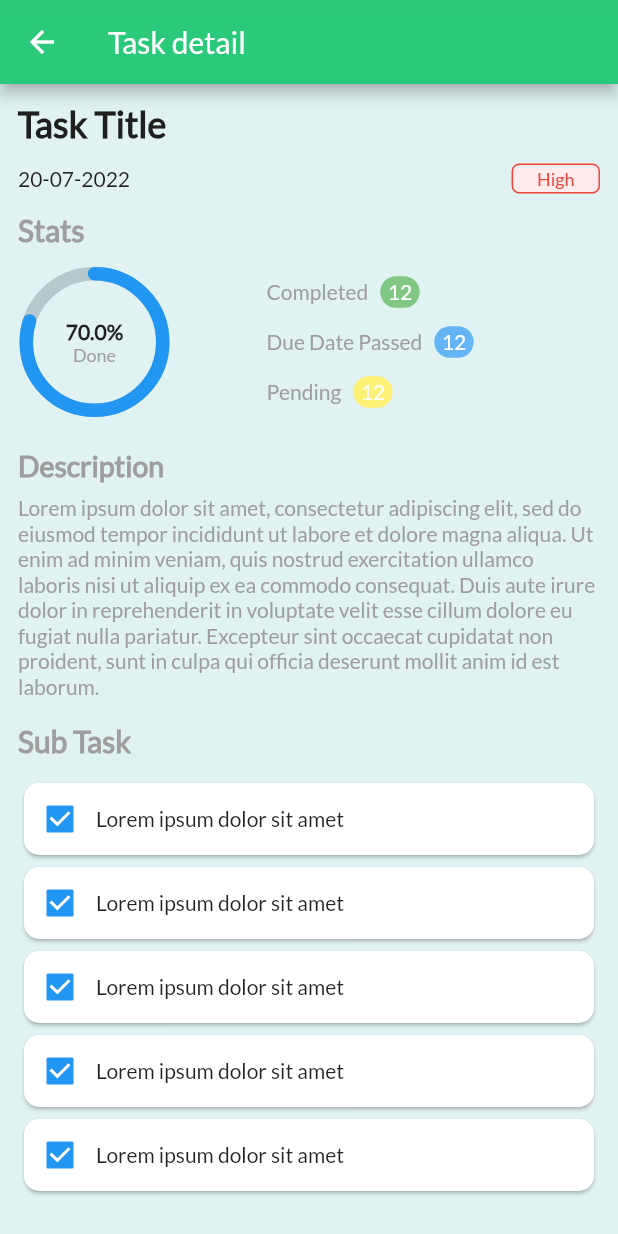
After one commit to gurudevsingh14/strike_task, a Flutter app: the screen it shows after launch, after a tap on "Task title", on a phone screen of 412 x 824 dp. The commit adds this screen. Run offline on Flutter 3.47's test engine with Material 2 defaults, Android fonts, the light colour scheme and no system bars; drawn by our look-alikes of percent_indicator; missing offline and left inert: pandabar.

Commit message:
Added task detail screen

```diff
--- a/lib/main.dart
+++ b/lib/main.dart
@@ -8,6 +8,7 @@ import 'package:strike_task/controller/textfield_controller.dart';
 import 'package:strike_task/view/Common/body_with_appbar.dart';
 import 'package:strike_task/view/Common/custom_text_field.dart';
 import 'package:strike_task/view/Screens/HomeScreen/home_screen.dart';
+import 'package:strike_task/view/Screens/TaskDetailScreen/task_detail_screen.dart';
 
 void main() {
   runApp(MyApp());
@@ -24,6 +25,9 @@ class MyApp extends StatelessWidget {
         ChangeNotifierProvider(create: (context) => PrioritySelectController(),)
       ],
       child: MaterialApp(
+        routes: {
+          '/TaskDetail' : (context) => const TaskDetailScreen(),
+        },
         theme: ThemeData(
           fontFamily: lato,
         ),
--- a/lib/view/Common/task_tile.dart
+++ b/lib/view/Common/task_tile.dart
@@ -10,7 +10,11 @@ class TaskTile extends StatelessWidget {
 
   @override
   Widget build(BuildContext context) {
-    return Card(
+    return InkWell(
+      onTap: (){
+        Navigator.pushNamed(context, '/TaskDetail');
+      },
+      child: Card(
         shape: RoundedRectangleBorder(
           borderRadius: BorderRadius.circular(10)
         ),
@@ -67,6 +71,7 @@ class TaskTile extends StatelessWidget {
             ],
           ),
         ),
+      ),
     );
   }
 }
--- /dev/null
+++ b/lib/view/Screens/TaskDetailScreen/components/sub_task_tile.dart
@@ -0,0 +1,29 @@
+import 'package:flutter/material.dart';
+
+class SubTaskTile extends StatelessWidget {
+  const SubTaskTile({Key? key}) : super(key: key);
+
+  @override
+  Widget build(BuildContext context) {
+    return Card(
+      shape: RoundedRectangleBorder(
+        borderRadius: BorderRadius.circular(10)
+      ),
+      child: Container(
+        decoration: BoxDecoration(
+          borderRadius: BorderRadius.circular(10),
+        ),
+        child: Row(
+          children: [
+            Checkbox(value: true, onChanged: (value){}),
+            Column(
+              children: [
+                Text('Lorem ipsum dolor sit amet'),
+              ],
+            )
+          ],
+        ),
+      ),
+    );
+  }
+}
--- /dev/null
+++ b/lib/view/Screens/TaskDetailScreen/task_detail_screen.dart
@@ -0,0 +1,138 @@
+import 'package:flutter/material.dart';
+import 'package:percent_indicator/circular_percent_indicator.dart';
+import 'package:strike_task/constants/constants.dart';
+import 'package:strike_task/constants/device_size.dart';
+import 'package:strike_task/constants/priority.dart';
+import 'package:strike_task/model/task.dart';
+import 'package:strike_task/view/Common/priority_tag.dart';
+
+import 'components/sub_task_tile.dart';
+
+class TaskDetailScreen extends StatelessWidget {
+  const TaskDetailScreen({Key? key}) : super(key: key);
+
+  @override
+  Widget build(BuildContext context) {
+    Color textColor=Colors.grey.shade500;
+    double indicatorRadius=50;
+    return Scaffold(
+      backgroundColor: Colors.teal.shade50,
+      appBar: AppBar(
+        backgroundColor: primaryColor,
+        title: Text('Task detail'),
+      ),
+      body: Padding(
+        padding: const EdgeInsets.all(12.0),
+        child: SingleChildScrollView(
+          child: Column(
+            crossAxisAlignment: CrossAxisAlignment.start,
+            children: [
+              Text('Task Title',style: TextStyle(fontWeight: FontWeight.bold,fontSize: 24,),),
+              SizedBox(height: 12,),
+              Row(
+                mainAxisAlignment: MainAxisAlignment.spaceBetween,
+                children: [
+                  Text('20-07-2022'),
+                  PriorityTag(priorityObj: priorityList[0],)
+                ],
+              ),
+              SizedBox(height: 12,),
+              Text('Stats',style: TextStyle(fontWeight: FontWeight.bold,fontSize: 20,color: textColor),),
+              SizedBox(height: 12,),
+              Row(
+                crossAxisAlignment: CrossAxisAlignment.center,
+                mainAxisAlignment: MainAxisAlignment.spaceBetween,
+                children: [
+                  Container(
+                    padding: EdgeInsets.all(1),
+                    child: CircularPercentIndicator(
+                      radius: indicatorRadius,
+                      lineWidth: 9.0,
+                      animation: true,
+                      percent: 0.8,
+                      center: Center(
+                        child: Column(
+                          mainAxisAlignment: MainAxisAlignment.center,
+                          crossAxisAlignment: CrossAxisAlignment.center,
+                          children: [
+                            Text(
+                              "70.0%",
+                              style:
+                              TextStyle(fontWeight: FontWeight.bold, fontSize: 14.0),
+                            ),
+                            Text('Done',style: TextStyle(color: textColor,fontSize: 12),)
+                          ],
+                        ),
+                      ),
+                      rotateLinearGradient: true,
+                      circularStrokeCap: CircularStrokeCap.round,
+                      progressColor: Colors.blue,
+                    ),
+                  ),
+                  Container(
+                    height: indicatorRadius*2,
+                    child: Column(
+                      crossAxisAlignment: CrossAxisAlignment.start,
+                      mainAxisAlignment: MainAxisAlignment.spaceAround,
+                      children: [
+                        Row(
+                          children: [
+                            Text('Completed',style: TextStyle(color: textColor),),
+                            SizedBox(width: 8,),
+                            Container(
+                              padding: EdgeInsets.symmetric(vertical: 2,horizontal: 5),
+                              decoration: BoxDecoration(borderRadius: BorderRadius.circular(100),color: Colors.green.shade300),
+                              child: Text('12',style: TextStyle(color: whiteColor),),
+                            )
+                          ],
+                        ),
+                        Row(
+                          children: [
+                            Text('Due Date Passed',style: TextStyle(color: textColor)),
+                            SizedBox(width: 8,),
+                            Container(
+                              padding: EdgeInsets.symmetric(vertical: 2,horizontal: 5),
+                              decoration: BoxDecoration(borderRadius: BorderRadius.circular(100),color: Colors.blue.shade300),
+                              child: Text('12',style: TextStyle(color: whiteColor)),
+                            )
+                          ],
+                        ),
+                        Row(
+                          children: [
+                            Text('Pending',style: TextStyle(color: textColor)),
+                            SizedBox(width: 8,),
+                            Container(
+                              padding: EdgeInsets.symmetric(vertical: 2,horizontal: 5),
+                              decoration: BoxDecoration(borderRadius: BorderRadius.circular(100),color: Colors.yellow.shade300),
+                              child: Text('12',style: TextStyle(color: whiteColor)),
+                            )
+                          ],
+                        ),
+                      ],
+                    ),
+                  ),
+                  SizedBox(
+                    width: displayWidth(context)*0.05,
+                  )
+                ],
+              ),
+              SizedBox(height: 20,),
+              Text('Description',style: TextStyle(fontWeight: FontWeight.bold,fontSize: 19,color: textColor),),
+              SizedBox(height: 8,),
+              Text('Lorem ipsum dolor sit amet, consectetur adipiscing elit, sed do eiusmod tempor incididunt ut labore et dolore magna aliqua. Ut enim ad minim veniam, quis nostrud exercitation ullamco laboris nisi ut aliquip ex ea commodo consequat. Duis aute irure dolor in reprehenderit in voluptate velit esse cillum dolore eu fugiat nulla pariatur. Excepteur sint occaecat cupidatat non proident, sunt in culpa qui officia deserunt mollit anim id est laborum.',
+              maxLines: 50,style: TextStyle(color: textColor),),
+              SizedBox(height: 16,),
+              Text('Sub Task',style: TextStyle(fontWeight: FontWeight.bold,fontSize: 20,color: textColor),),
+              SizedBox(height: 12,),
+              SubTaskTile(),
+              SubTaskTile(),
+              SubTaskTile(),
+              SubTaskTile(),
+              SubTaskTile(),
+            ],
+          ),
+        ),
+      ),
+    );
+  }
+}
```
Lines whose indentation alone changed are shown as unchanged.
